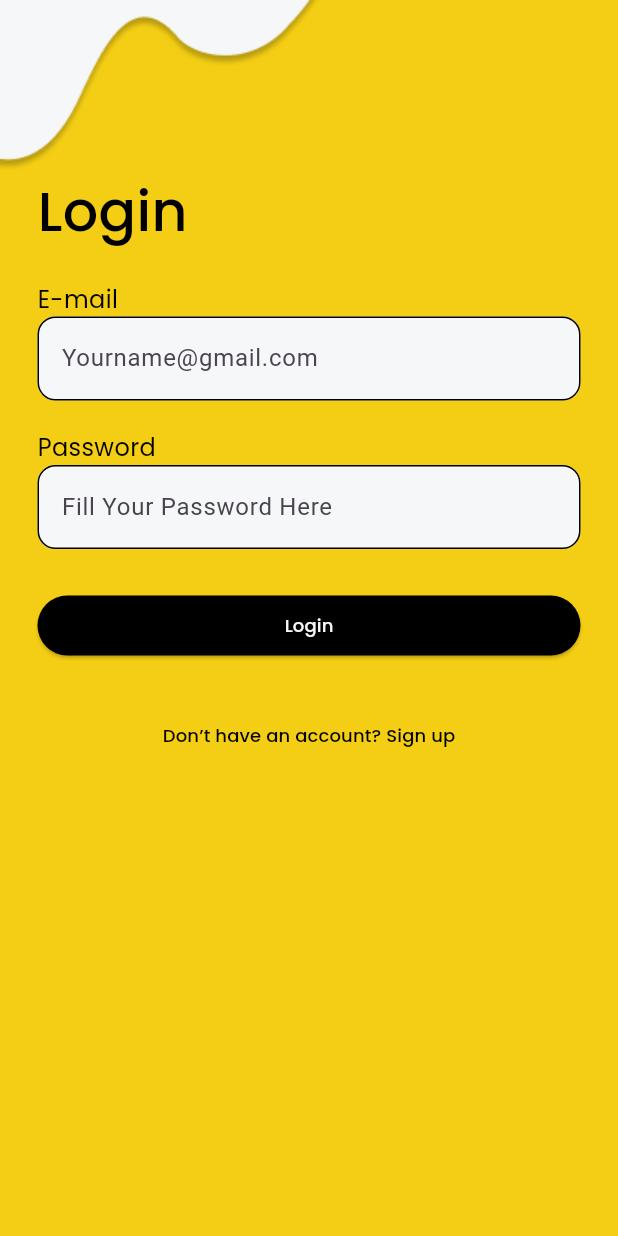
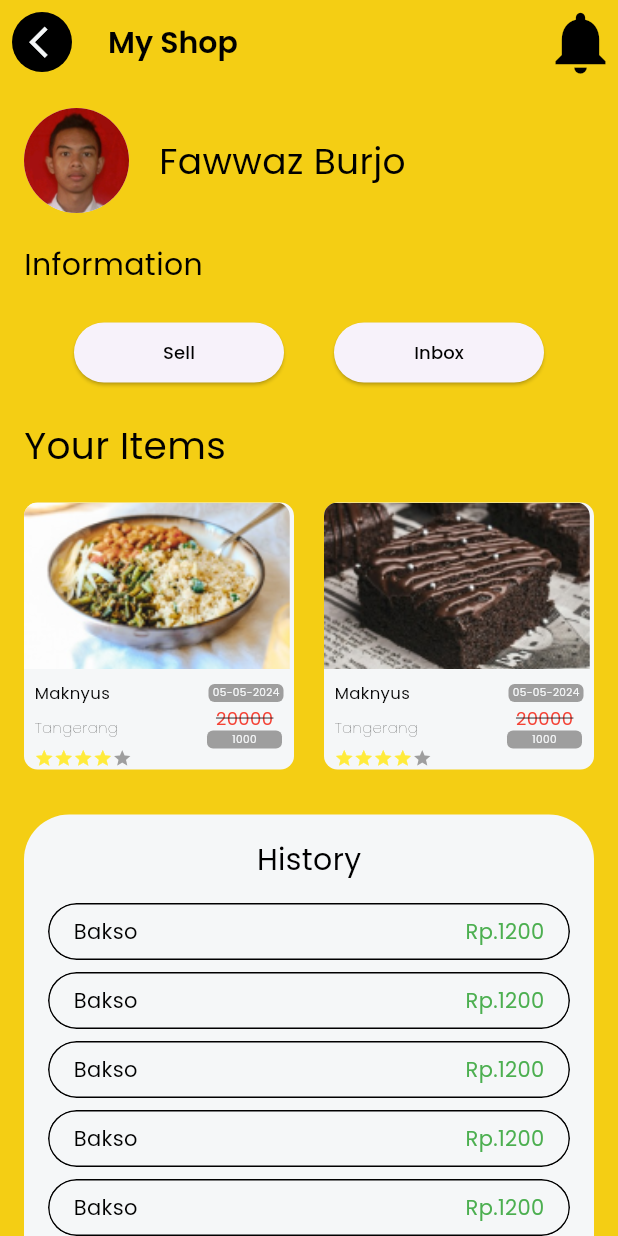
Before and after one commit to shandikadav/garudahack_priasigma, a Flutter app: the screen it shows after launch, on a phone screen of 412 x 824 dp. Run offline on Flutter 3.47's test engine with Material 3 defaults, Android fonts, the phone set to English and light mode, and no system bars; our stand-ins replace bloc, carousel_slider, flutter_bloc, go_router, google_fonts, image_picker and 1 more.

Commit message:
Feat: seller page, upload items page

```diff
--- a/lib/routes/route_name.dart
+++ b/lib/routes/route_name.dart
@@ -6,5 +6,11 @@ abstract class RouteNames {
   static const signUp = 'signUp';
   static const home = 'home';
   static const profile = 'profile';
+  static const detailFood = "detail-food";
+  static const mealsPage = "meals-Page";
+  static const snackpage = "snack-page";
+  static const fruitspages =  "fruits-page";
   static const createshop = 'createshop';
+  static const uploadsitems = "uploads-items";
+  static const sellerpage = "seller-page";
 }
--- a/lib/routes/router.dart
+++ b/lib/routes/router.dart
@@ -1,42 +1,64 @@
-import 'package:garudahack_priasigmas/ui/pages/createshop_page.dart';
-import 'package:garudahack_priasigmas/ui/pages/home_page.dart';
-import 'package:garudahack_priasigmas/ui/pages/profile_page.dart';
+import 'package:garudahack_priasigmas/ui/pages/seller_page.dart';
 import 'package:garudahack_priasigmas/ui/pages/signup_page.dart';
+import 'package:garudahack_priasigmas/ui/pages/splash_page.dart';
+import 'package:garudahack_priasigmas/ui/pages/uploads_file.dart';
 import 'package:go_router/go_router.dart';
-
 import '../ui/pages/signin_page.dart';
-import '../ui/pages/splash_page.dart';
+// import '../ui/pages/splash_page.dart';
+import '../ui/widgets/item_food_widget.dart';
 
 part 'route_name.dart';
-
 // GoRouter configuration
 final router = GoRouter(
   routes: [
     GoRoute(
       path: '/',
-      name: RouteNames.splash,
-      builder: (context, state) => const SplashPage(),
+      name: RouteNames.sellerpage,
+      builder: (context, state) => const SellerPage(),
       // routes: []
     ),
-    GoRoute(
-      path: '/signUp',
-      name: RouteNames.signUp,
-      builder: (context, state) => SignUpPage(),
-      // routes: []
-    ),
-    GoRoute(
-        path: '/signIn',
-        name: RouteNames.signIn,
-        builder: (context, state) => const SignInPage()),
-    GoRoute(
-        path: '/home',
-        name: RouteNames.home,
-        builder: (context, state) => const HomePage()),
-    GoRoute(
-      path: '/profile',
-      name: RouteNames.profile,
-      builder: (context, state) => const ProfilePage(),
-      // routes: []
-    ),
+//     GoRoute(
+//       path: '/signUp',
+//       name: RouteNames.signUp,
+//       builder: (context, state) =>  SignUpPage(),
+//     ),
+//     GoRoute(
+//         path: '/signIn',
+//         name: RouteNames.signIn,
+//         builder: (context, state) => const SignInPage()),
+//     GoRoute(
+//         path: '/home',
+//         name: RouteNames.home,
+//         builder: (context, state) => const HomePage()),
+//     // GoRoute(
+//     //   path: '/profile',
+//     //   name: RouteNames.profile,
+//     //   builder: (context, state) => const ProfilePage(),
+//     // ),
+//     GoRoute(
+//       path: '/fruit-pages',
+//       name: RouteNames.fruitspages,
+//       builder: (context, state) => const FruitsPages(),
+//       routes: [
+//         GoRoute(
+//           path: 'detail-food',
+//           name: RouteNames.detailFood,
+//           builder: (context, state) {
+//             final extra = state.extra as Map<String, dynamic>? ?? {};
+//             final imageSource = extra['imageSource'] as String? ?? 'assets/IMAGE_Default.png';
+//             final filteredClassList = extra['filteredClassList'] as List<FoodItem>? ?? [];
+//             return DetailFoodItem(
+//               imageSource: imageSource,
+//               filteredClassList: filteredClassList,
+//             );
+//           },
+//         ),
+//         GoRoute(
+//           path: 'meals-Page',
+//           name: RouteNames.mealsPage,
+//           builder: (context, state) => const MealsPage(),
+//         ),
+//       ],
+//     ),
   ],
 );
--- /dev/null
+++ b/lib/ui/pages/seller_page.dart
@@ -0,0 +1,214 @@
+import 'package:flutter/material.dart';
+import 'package:garudahack_priasigmas/shared/theme/themes.dart';
+import '../../routes/router.dart';
+import '../widgets/item_food_widget.dart';
+
+class SellerPage extends StatefulWidget {
+  const SellerPage({super.key});
+
+  @override
+  State<SellerPage> createState() => _SellerPageState();
+}
+
+class _SellerPageState extends State<SellerPage> {
+  @override
+  Widget build(BuildContext context) {
+    return Scaffold(
+      backgroundColor: primaryColor,
+      appBar: AppBar(
+        backgroundColor: primaryColor,
+        leading: Padding(
+          padding: const EdgeInsets.all(8.0),
+          child: Container(
+            width: 40,
+            height: 40,
+            decoration: BoxDecoration(
+              color: blackColor,
+              borderRadius: BorderRadius.circular(100),
+            ),
+            child: Padding(
+              padding: const EdgeInsets.only(left: 8),
+              child: Icon(
+                Icons.arrow_back_ios,
+                color: whiteColor,
+                size: 25,
+              ),
+            ),
+          ),
+        ),
+        title: Text(
+          "My Shop",
+          style: blackColorTextStyle.copyWith(
+            fontSize: 20,
+            fontWeight: FontWeight.w600,
+          ),
+        ),
+        actions: [
+          Icon(
+            Icons.notifications,
+            color: blackColor,
+            size: 50,
+          ),
+        ],
+      ),
+      body: ListView(
+        padding: const EdgeInsets.all(16.0),
+        children: [
+          Row(
+            children: [
+              CircleAvatar(
+                radius: 35,
+                child: ClipRRect(
+                  borderRadius: BorderRadius.circular(100),
+                  child: Image.asset(
+                    "assets/img_profile.png",
+                    fit: BoxFit.contain,
+                  ),
+                ),
+              ),
+              const SizedBox(width: 20),
+              Text(
+                "Fawwaz Burjo",
+                style: blackColorTextStyle.copyWith(fontSize: 24),
+              ),
+            ],
+          ),
+          const SizedBox(height: 20),
+          Row(
+            children: [
+              Text(
+                "Information",
+                style: blackColorTextStyle.copyWith(fontSize: 20),
+              ),
+            ],
+          ),
+          const SizedBox(height: 20),
+          Row(
+            mainAxisAlignment: MainAxisAlignment.spaceEvenly,
+            children: [
+              ElevatedButton(
+                onPressed: () {},
+                style: ElevatedButton.styleFrom(minimumSize: const Size(140, 40)),
+                child: Text(
+                  "Sell",
+                  style: blackColorTextStyle.copyWith(fontSize: 12),
+                ),
+              ),
+              ElevatedButton(
+                onPressed: () {},
+                style: ElevatedButton.styleFrom(minimumSize: const Size(140, 40)),
+                child: Text(
+                  "Inbox",
+                  style: blackColorTextStyle.copyWith(fontSize: 12),
+                ),
+              ),
+            ],
+          ),
+          const SizedBox(height: 20),
+          Row(
+            children: [
+              Text(
+                "Your Items",
+                style: blackColorTextStyle.copyWith(fontSize: 25),
+              ),
+            ],
+          ),
+          const SizedBox(height: 20),
+          Row(
+            children: [
+              Expanded(
+                child: FoodItem(
+                  alamat: "Tangerang",
+                  namamakanan: "Iga Bakar",
+                  harga: 20000,
+                  harga_diskon: 1000,
+                  tanggal_expired: "05-05-2024",
+                  imagesource: 'assets/IMG_Food3.png',
+                  star: 5,
+                  namarestoran: "Maknyus",
+                  onTap: () {
+                    router.goNamed(RouteNames.detailFood);
+                  },
+                ),
+              ),
+              const SizedBox(width: 20),
+              Expanded(
+                child: FoodItem(
+                  alamat: "Tangerang",
+                  namamakanan: "Bubur",
+                  harga: 20000,
+                  harga_diskon: 1000,
+                  tanggal_expired: "05-05-2024",
+                  imagesource: 'assets/IMG_Food2.png',
+                  star: 5,
+                  namarestoran: "Maknyus",
+                  onTap: () {
+                    router.goNamed(RouteNames.detailFood);
+                  },
+                ),
+              ),
+            ],
+          ),
+          const SizedBox(height: 30),
+          Container(
+            width: double.infinity,
+            decoration: BoxDecoration(
+              color: whiteColor,
+              borderRadius: BorderRadius.circular(30),
+            ),
+            child: Padding(
+              padding: const EdgeInsets.all(16.0),
+              child: Column(
+                children: [
+                  Text(
+                    "History",
+                    style: blackColorTextStyle.copyWith(fontSize: 20),
+                  ),
+                  const SizedBox(height: 10),
+                  _buildHistoryItem("Bakso", "Rp.1200"),
+                  _buildHistoryItem("Bakso", "Rp.1200"),
+                  _buildHistoryItem("Bakso", "Rp.1200"),
+                  _buildHistoryItem("Bakso", "Rp.1200"),
+                  _buildHistoryItem("Bakso", "Rp.1200"),
+                  _buildHistoryItem("Bakso", "Rp.1200"),
+                  _buildHistoryItem("Bakso", "Rp.1200"),
+                ],
+              ),
+            ),
+          ),
+        ],
+      ),
+    );
+  }
+
+  Widget _buildHistoryItem(String itemName, String price) {
+    return Padding(
+      padding: const EdgeInsets.symmetric(vertical: 4.0),
+      child: ClipRRect(
+        borderRadius: BorderRadius.circular(20),
+        child: Container(
+          decoration: BoxDecoration(
+            border: Border.all(style: BorderStyle.solid),
+            borderRadius: BorderRadius.circular(20),
+          ),
+          child: Padding(
+            padding: const EdgeInsets.symmetric(vertical: 8.0, horizontal: 16.0),
+            child: Row(
+              mainAxisAlignment: MainAxisAlignment.spaceBetween,
+              children: [
+                Text(
+                  itemName,
+                  style: blackColorTextStyle,
+                ),
+                Text(
+                  price,
+                  style: blackColorTextStyle.copyWith(color: Colors.green),
+                ),
+              ],
+            ),
+          ),
+        ),
+      ),
+    );
+  }
+}
--- a/pubspec.yaml
+++ b/pubspec.yaml
@@ -39,6 +39,7 @@ dependencies:
   google_fonts: ^6.2.1
   http: ^1.2.1
   shared_preferences: ^2.2.3
+  image_picker: ^1.1.2
 
 dev_dependencies:
   flutter_lints: ^3.0.0
```
Also changed, not shown: lib/ui/pages/uploads_file.dart (added, +249 -0 lines), assets/IMG_Food3.png (added), assets/IMG_Food_snack1.png (added), assets/IMG_Food_snack2.png (added), assets/IMG_Food_snack3.png (added), assets/IMG_Food_snack4.png (added), assets/IMG_Food_snack5.png (added), assets/IMG_Food_snack6.png (added), assets/Image_Itemscarousel_fruit_1.png (added), assets/Image_Itemscarousel_fruit_2.png (added), assets/Image_Itemscarousel_fruit_3.png (added), assets/Image_Itemscarousel_fruit_4.png (added), assets/Image_Itemscarousel_snack_1.png (added), assets/Image_Itemscarousel_snack_2.png (added), 3 more files, 5 other files.
